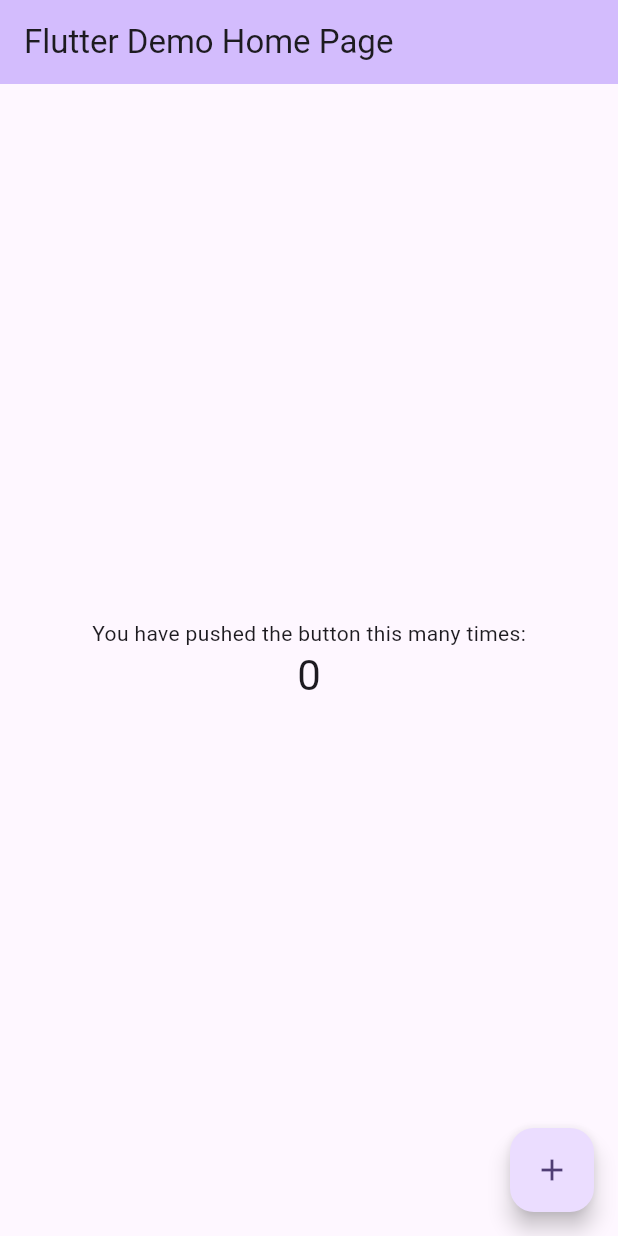
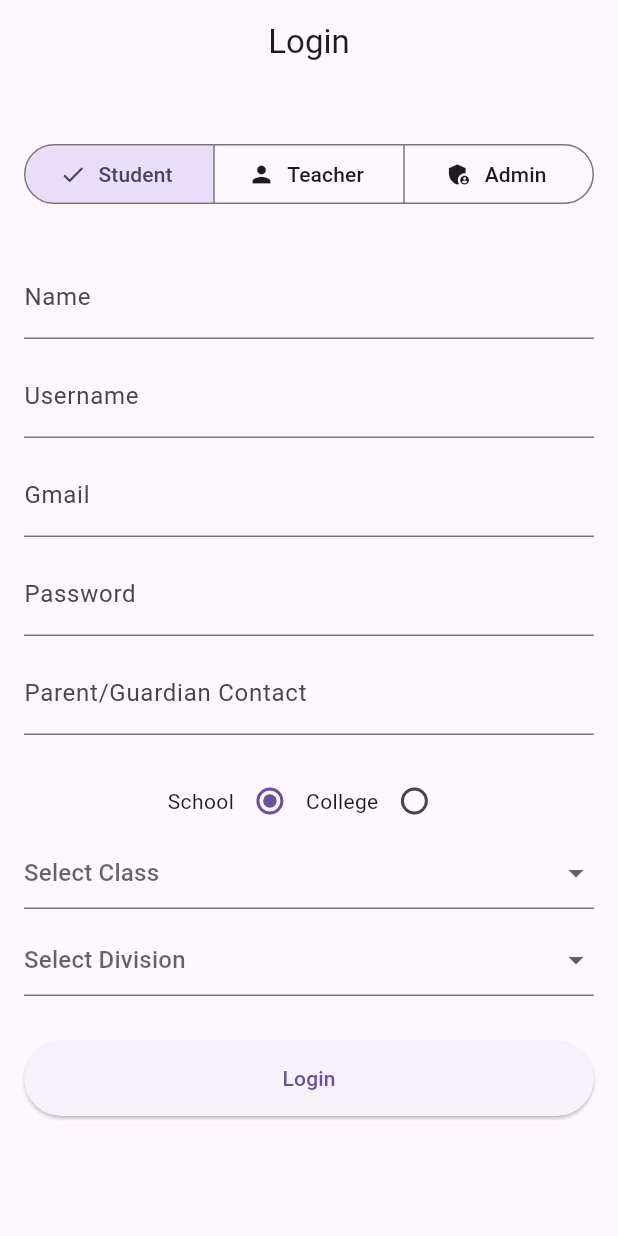
Before and after one commit to could-ai/019a2030-a383-7290-b147-a26e19fc987f, a Flutter app: the screen it shows after launch, on a phone screen of 412 x 824 dp. Run offline on Flutter 3.47's test engine with Material 3 defaults, Android fonts, the phone set to English and light mode, and no system bars.

Commit message:
I have updated the main.dart file to set up the foundation of the School Management App. The default counter application has been replaced with a new structure. I've set the home screen to a new `LoginScreen` widget, which will be the entry point for all users. Additionally, I've configured a clean and professional theme using `Colors.indigo` as the primary swatch and ensured the debug banner is turned off for a better user experience. This establishes the initial navigation and visual style for the application.; I have created the `LoginScreen` which serves as the primary entry point for all users. This screen features a user type selector that allows individuals to identify as a Student, Teacher, or Admin. Based on this selection, a dynamic form is displayed with the specific fields required for each role. For Students and Teachers, the form further adapts to show relevant options for either a school or college context, ensuring all necessary information is captured during the login process. This modular design provides a clear and intuitive user experience tailored to each user type.

```diff
--- a/usr/lib/main.dart
+++ b/usr/lib/main.dart
@@ -1,4 +1,5 @@
 import 'package:flutter/material.dart';
+import 'screens/login_screen.dart';
 
 void main() {
   runApp(const MyApp());
@@ -7,114 +8,16 @@ void main() {
 class MyApp extends StatelessWidget {
   const MyApp({super.key});
 
-  // This widget is the root of your application.
   @override
   Widget build(BuildContext context) {
     return MaterialApp(
-      title: 'Flutter Demo',
+      title: 'School Management App',
       debugShowCheckedModeBanner: false,
       theme: ThemeData(
-        // This is the theme of your application.
-        //
-        // TRY THIS: Try running your application with "flutter run". You'll see
-        // the application has a purple toolbar. Then, without quitting the app,
-        // try changing the seedColor in the colorScheme below to Colors.green
-        // and then invoke "hot reload" (save your changes or press the "hot
-        // reload" button in a Flutter-supported IDE, or press "r" if you used
-        // the command line to start the app).
-        //
-        // Notice that the counter didn't reset back to zero; the application
-        // state is not lost during the reload. To reset the state, use hot
-        // restart instead.
-        //
-        // This works for code too, not just values: Most code changes can be
-        // tested with just a hot reload.
-        colorScheme: ColorScheme.fromSeed(seedColor: Colors.deepPurple),
+        primarySwatch: Colors.indigo,
+        visualDensity: VisualDensity.adaptivePlatformDensity,
       ),
-      home: const MyHomePage(title: 'Flutter Demo Home Page'),
+      home: const LoginScreen(),
     );
   }
 }
-
-class MyHomePage extends StatefulWidget {
-  const MyHomePage({super.key, required this.title});
-
-  // This widget is the home page of your application. It is stateful, meaning
-  // that it has a State object (defined below) that contains fields that affect
-  // how it looks.
-
-  // This class is the configuration for the state. It holds the values (in this
-  // case the title) provided by the parent (in this case the App widget) and
-  // used by the build method of the State. Fields in a Widget subclass are
-  // always marked "final".
-
-  final String title;
-
-  @override
-  State<MyHomePage> createState() => _MyHomePageState();
-}
-
-class _MyHomePageState extends State<MyHomePage> {
-  int _counter = 0;
-
-  void _incrementCounter() {
-    setState(() {
-      // This call to setState tells the Flutter framework that something has
-      // changed in this State, which causes it to rerun the build method below
-      // so that the display can reflect the updated values. If we changed
-      // _counter without calling setState(), then the build method would not be
-      // called again, and so nothing would appear to happen.
-      _counter++;
-    });
-  }
-
-  @override
-  Widget build(BuildContext context) {
-    // This method is rerun every time setState is called, for instance as done
-    // by the _incrementCounter method above.
-    //
-    // The Flutter framework has been optimized to make rerunning build methods
-    // fast, so that you can just rebuild anything that needs updating rather
-    // than having to individually change instances of widgets.
-    return Scaffold(
-      appBar: AppBar(
-        // TRY THIS: Try changing the color here to a specific color (to
-        // Colors.amber, perhaps?) and trigger a hot reload to see the AppBar
-        // change color while the other colors stay the same.
-        backgroundColor: Theme.of(context).colorScheme.inversePrimary,
-        // Here we take the value from the MyHomePage object that was created by
-        // the App.build method, and use it to set our appbar title.
-        title: Text(widget.title),
-      ),
-      body: Center(
-        // Center is a layout widget. It takes a single child and positions it
-        // in the middle of the parent.
-        child: Column(
-          // Column is also a layout widget. It takes a list of children and
-          // arranges them vertically. By default, it sizes itself to fit its
-          // children horizontally, and tries to be as tall as its parent.
-          //
-          // Column has various properties to control how it sizes itself and
-          // how it positions its children. Here we use mainAxisAlignment to
-          // center the children vertically; the main axis here is the vertical
-          // axis because Columns are vertical (the cross axis would be
-          // horizontal).
-          //
-          // TRY THIS: Invoke "debug painting" (choose the "Toggle Debug Paint"
-          // action in the IDE, or press "p" in the console), to see the
-          // wireframe for each widget.
-          mainAxisAlignment: MainAxisAlignment.center,
-          children: <Widget>[
-            const Text('You have pushed the button this many times:'),
-            Text('$_counter', style: Theme.of(context).textTheme.headlineMedium),
-          ],
-        ),
-      ),
-      floatingActionButton: FloatingActionButton(
-        onPressed: _incrementCounter,
-        tooltip: 'Increment',
-        child: const Icon(Icons.add),
-      ), // This trailing comma makes auto-formatting nicer for build methods.
-    );
-  }
-}
--- /dev/null
+++ b/usr/lib/screens/login_screen.dart
@@ -0,0 +1,287 @@
+import 'package:flutter/material.dart';
+
+enum UserType { Student, Teacher, Admin }
+
+class LoginScreen extends StatefulWidget {
+  const LoginScreen({super.key});
+
+  @override
+  State<LoginScreen> createState() => _LoginScreenState();
+}
+
+class _LoginScreenState extends State<LoginScreen> {
+  UserType _selectedUserType = UserType.Student;
+
+  @override
+  Widget build(BuildContext context) {
+    return Scaffold(
+      appBar: AppBar(
+        title: const Text("Login"),
+        centerTitle: true,
+      ),
+      body: SingleChildScrollView(
+        child: Padding(
+          padding: const EdgeInsets.all(16.0),
+          child: Column(
+            crossAxisAlignment: CrossAxisAlignment.stretch,
+            children: [
+              const SizedBox(height: 20),
+              _buildUserTypeSelector(),
+              const SizedBox(height: 30),
+              _buildLoginForm(),
+              const SizedBox(height: 30),
+              ElevatedButton(
+                onPressed: () {
+                  // TODO: Implement login logic and navigation
+                },
+                style: ElevatedButton.styleFrom(
+                  padding: const EdgeInsets.symmetric(vertical: 15),
+                ),
+                child: const Text("Login"),
+              ),
+            ],
+          ),
+        ),
+      ),
+    );
+  }
+
+  Widget _buildUserTypeSelector() {
+    return SegmentedButton<UserType>(
+      segments: const <ButtonSegment<UserType>>[
+        ButtonSegment<UserType>(
+            value: UserType.Student,
+            label: Text('Student'),
+            icon: Icon(Icons.school)),
+        ButtonSegment<UserType>(
+            value: UserType.Teacher,
+            label: Text('Teacher'),
+            icon: Icon(Icons.person)),
+        ButtonSegment<UserType>(
+            value: UserType.Admin,
+            label: Text('Admin'),
+            icon: Icon(Icons.admin_panel_settings)),
+      ],
+      selected: <UserType>{_selectedUserType},
+      onSelectionChanged: (Set<UserType> newSelection) {
+        setState(() {
+          _selectedUserType = newSelection.first;
+        });
+      },
+    );
+  }
+
+  Widget _buildLoginForm() {
+    switch (_selectedUserType) {
+      case UserType.Student:
+        return _StudentLoginForm();
+      case UserType.Teacher:
+        return _TeacherLoginForm();
+      case UserType.Admin:
+        return _AdminLoginForm();
+    }
+  }
+}
+
+class _StudentLoginForm extends StatefulWidget {
+  @override
+  __StudentLoginFormState createState() => __StudentLoginFormState();
+}
+
+class __StudentLoginFormState extends State<_StudentLoginForm> {
+  String _educationType = 'school';
+  String? _class, _division, _department, _year;
+
+  @override
+  Widget build(BuildContext context) {
+    return Column(
+      children: [
+        TextFormField(decoration: const InputDecoration(labelText: 'Name')),
+        const SizedBox(height: 10),
+        TextFormField(decoration: const InputDecoration(labelText: 'Username')),
+        const SizedBox(height: 10),
+        TextFormField(decoration: const InputDecoration(labelText: 'Gmail')),
+        const SizedBox(height: 10),
+        TextFormField(
+            decoration: const InputDecoration(labelText: 'Password'),
+            obscureText: true),
+        const SizedBox(height: 10),
+        TextFormField(
+            decoration:
+                const InputDecoration(labelText: 'Parent/Guardian Contact')),
+        const SizedBox(height: 20),
+        Row(
+          mainAxisAlignment: MainAxisAlignment.center,
+          children: [
+            const Text("School"),
+            Radio<String>(
+              value: 'school',
+              groupValue: _educationType,
+              onChanged: (value) {
+                setState(() {
+                  _educationType = value!;
+                });
+              },
+            ),
+            const Text("College"),
+            Radio<String>(
+              value: 'college',
+              groupValue: _educationType,
+              onChanged: (value) {
+                setState(() {
+                  _educationType = value!;
+                });
+              },
+            ),
+          ],
+        ),
+        if (_educationType == 'school') ...[
+          DropdownButtonFormField<String>(
+            value: _class,
+            hint: const Text("Select Class"),
+            onChanged: (value) => setState(() => _class = value),
+            items: List.generate(12, (i) => '${i + 1}')
+                .map((e) => DropdownMenuItem(value: e, child: Text(e)))
+                .toList(),
+          ),
+          const SizedBox(height: 10),
+          DropdownButtonFormField<String>(
+            value: _division,
+            hint: const Text("Select Division"),
+            onChanged: (value) => setState(() => _division = value),
+            items: ['A', 'B', 'C', 'D']
+                .map((e) => DropdownMenuItem(value: e, child: Text(e)))
+                .toList(),
+          ),
+        ] else ...[
+          DropdownButtonFormField<String>(
+            value: _department,
+            hint: const Text("Select Department"),
+            onChanged: (value) => setState(() => _department = value),
+            items: ["Art's", "Science", "Engineering"]
+                .map((e) => DropdownMenuItem(value: e, child: Text(e)))
+                .toList(),
+          ),
+          const SizedBox(height: 10),
+          DropdownButtonFormField<String>(
+            value: _year,
+            hint: const Text("Select Year"),
+            onChanged: (value) => setState(() => _year = value),
+            items: ["1st", "2nd", "3rd", "4th", "5th"]
+                .map((e) => DropdownMenuItem(value: e, child: Text(e)))
+                .toList(),
+          ),
+        ],
+      ],
+    );
+  }
+}
+
+class _TeacherLoginForm extends StatefulWidget {
+  @override
+  __TeacherLoginFormState createState() => __TeacherLoginFormState();
+}
+
+class __TeacherLoginFormState extends State<_TeacherLoginForm> {
+  String _educationType = 'school';
+  String? _class, _section, _department, _year;
+
+  @override
+  Widget build(BuildContext context) {
+    return Column(
+      children: [
+        TextFormField(decoration: const InputDecoration(labelText: 'Name')),
+        const SizedBox(height: 10),
+        TextFormField(decoration: const InputDecoration(labelText: 'Username')),
+        const SizedBox(height: 10),
+        TextFormField(decoration: const InputDecoration(labelText: 'Gmail')),
+        const SizedBox(height: 10),
+        TextFormField(
+            decoration: const InputDecoration(labelText: 'Password'),
+            obscureText: true),
+        const SizedBox(height: 20),
+        Row(
+          mainAxisAlignment: MainAxisAlignment.center,
+          children: [
+            const Text("School"),
+            Radio<String>(
+              value: 'school',
+              groupValue: _educationType,
+              onChanged: (value) {
+                setState(() {
+                  _educationType = value!;
+                });
+              },
+            ),
+            const Text("College"),
+            Radio<String>(
+              value: 'college',
+              groupValue: _educationType,
+              onChanged: (value) {
+                setState(() {
+                  _educationType = value!;
+                });
+              },
+            ),
+          ],
+        ),
+        if (_educationType == 'school') ...[
+          DropdownButtonFormField<String>(
+            value: _class,
+            hint: const Text("Select Class to Monitor"),
+            onChanged: (value) => setState(() => _class = value),
+            items: List.generate(12, (i) => '${i + 1}')
+                .map((e) => DropdownMenuItem(value: e, child: Text(e)))
+                .toList(),
+          ),
+          const SizedBox(height: 10),
+          DropdownButtonFormField<String>(
+            value: _section,
+            hint: const Text("Select Section to Monitor"),
+            onChanged: (value) => setState(() => _section = value),
+            items: ['A', 'B', 'C', 'D']
+                .map((e) => DropdownMenuItem(value: e, child: Text(e)))
+                .toList(),
+          ),
+        ] else ...[
+          DropdownButtonFormField<String>(
+            value: _department,
+            hint: const Text("Select Department to Monitor"),
+            onChanged: (value) => setState(() => _department = value),
+            items: ["Art's", "Science", "Engineering"]
+                .map((e) => DropdownMenuItem(value: e, child: Text(e)))
+                .toList(),
+          ),
+          const SizedBox(height: 10),
+          DropdownButtonFormField<String>(
+            value: _year,
+            hint: const Text("Select Year to Monitor"),
+            onChanged: (value) => setState(() => _year = value),
+            items: ["1st", "2nd", "3rd", "4th", "5th"]
+                .map((e) => DropdownMenuItem(value: e, child: Text(e)))
+                .toList(),
+          ),
+        ],
+      ],
+    );
+  }
+}
+
+class _AdminLoginForm extends StatelessWidget {
+  @override
+  Widget build(BuildContext context) {
+    return Column(
+      children: [
+        TextFormField(decoration: const InputDecoration(labelText: 'Name')),
+        const SizedBox(height: 10),
+        TextFormField(decoration: const InputDecoration(labelText: 'Username')),
+        const SizedBox(height: 10),
+        TextFormField(decoration: const InputDecoration(labelText: 'Gmail')),
+        const SizedBox(height: 10),
+        TextFormField(
+            decoration: const InputDecoration(labelText: 'Password'),
+            obscureText: true),
+      ],
+    );
+  }
+}
```
